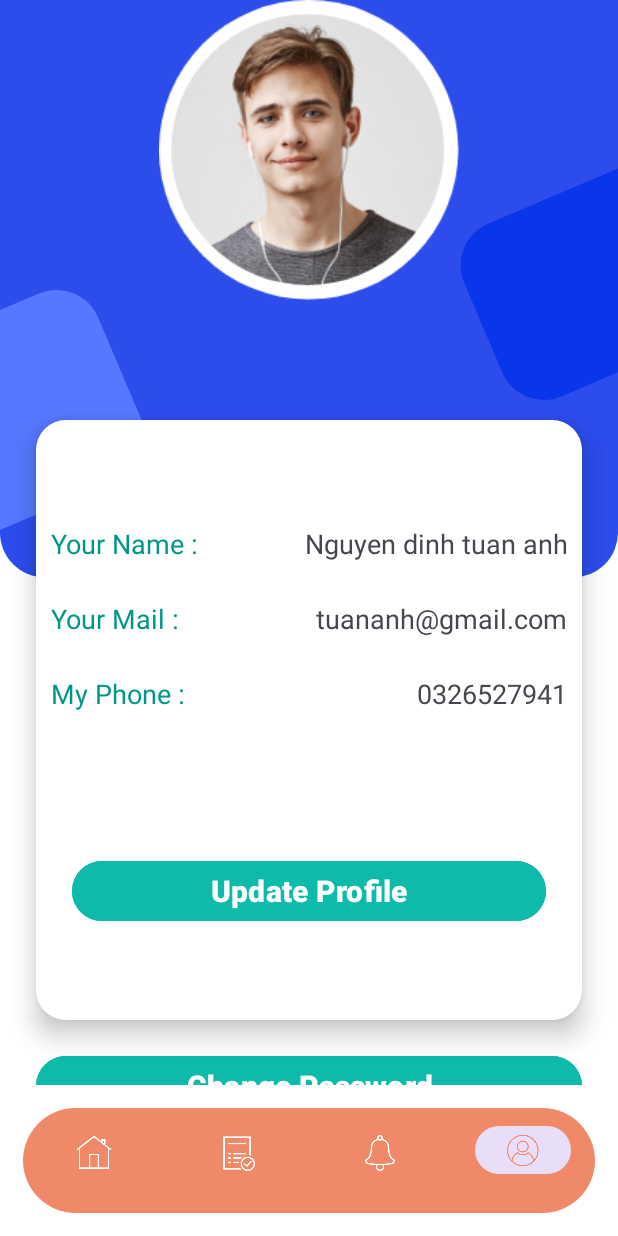
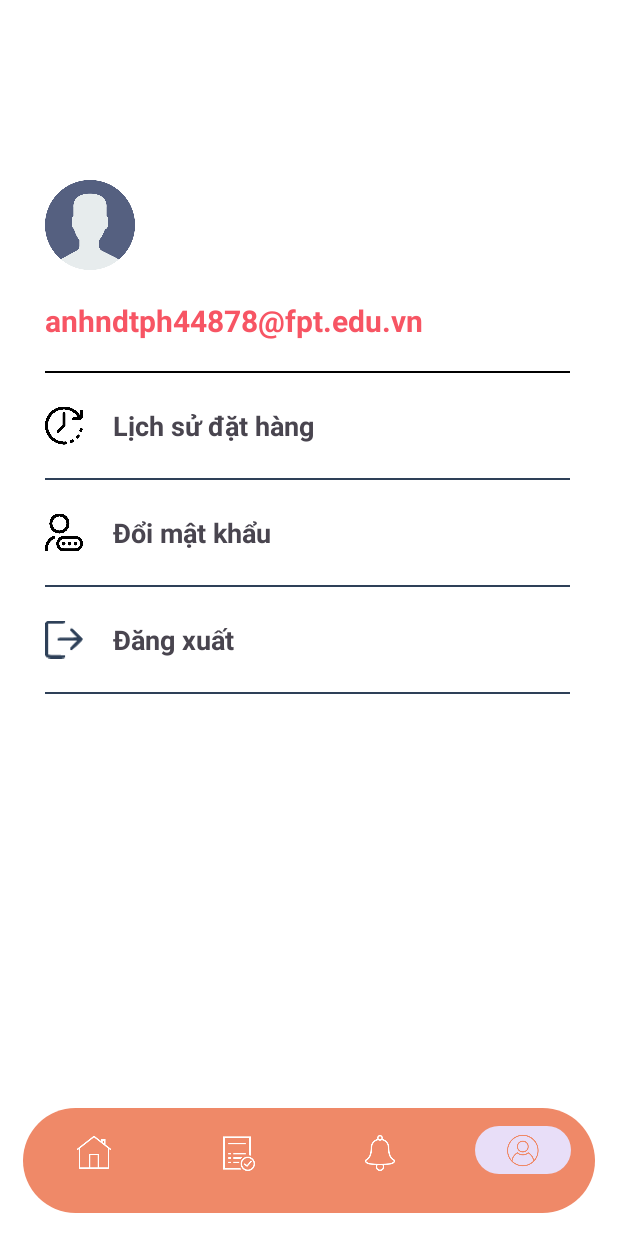
Before and after one commit to tuananhnguyendz/FastFoodie, an Android app: the screen it shows after launch (MainActivity), item 4 of the bottom bar chosen, on a phone screen of 412 x 824 dp. Run offline under Robolectric (Android 15) with nearby library versions, the phone set to English and light mode, and no system bars; pictures from the network do not load; 2 statements that could not run were skipped.

```diff
--- a/app/src/main/java/poly/duan/fastfoodie/Fragment/HomeFragment.java
+++ b/app/src/main/java/poly/duan/fastfoodie/Fragment/HomeFragment.java
@@ -20,6 +20,7 @@ import android.widget.Toast;
 import java.util.ArrayList;
 import java.util.List;
 
+import poly.duan.fastfoodie.Activity.CartActivity;
 import poly.duan.fastfoodie.Activity.IntroActivity;
 import poly.duan.fastfoodie.Adapter.BestfoodAdapter;
 import poly.duan.fastfoodie.Adapter.CategoryfoodAdapter;
@@ -88,6 +89,9 @@ public class HomeFragment extends Fragment {
 
         binding.logOut.setOnClickListener(v -> {
             getDialogOut();
+        });
+        binding.cartBtn.setOnClickListener(v -> {
+            startActivity(new Intent(getContext(), CartActivity.class));
         });
         return binding.getRoot();
     }
--- a/app/src/main/res/layout/fragment_profile.xml
+++ b/app/src/main/res/layout/fragment_profile.xml
@@ -1,163 +1,155 @@
 <?xml version="1.0" encoding="utf-8"?>
 <FrameLayout xmlns:android="http://schemas.android.com/apk/res/android"
+    xmlns:app="http://schemas.android.com/apk/res-auto"
     xmlns:tools="http://schemas.android.com/tools"
     android:layout_width="match_parent"
     android:layout_height="match_parent"
     tools:context=".Fragment.ProfileFragment">
 
-    <androidx.constraintlayout.widget.ConstraintLayout xmlns:android="http://schemas.android.com/apk/res/android"
-        xmlns:app="http://schemas.android.com/apk/res-auto"
-        xmlns:tools="http://schemas.android.com/tools"
+    <androidx.constraintlayout.widget.ConstraintLayout
         android:layout_width="match_parent"
         android:layout_height="match_parent"
         tools:context=".MainActivity">
 
-
-        <ImageView
-            android:id="@+id/imageView2"
-            android:layout_width="wrap_content"
+        <LinearLayout
+            android:layout_width="match_parent"
             android:layout_height="wrap_content"
-            android:src="@drawable/top_bcakground"
-            app:layout_constraintEnd_toEndOf="parent"
-            app:layout_constraintStart_toStartOf="parent"
-            app:layout_constraintTop_toTopOf="parent" />
-
-        <ImageView
-            android:id="@+id/imageView4"
-            android:layout_width="300dp"
-            android:layout_height="200dp"
-            android:src="@drawable/profile"
-            app:layout_constraintEnd_toEndOf="parent"
-            app:layout_constraintStart_toStartOf="parent"
-            app:layout_constraintTop_toTopOf="parent" />
-
-
-        <LinearLayout
-            android:id="@+id/linearLayout"
-            android:layout_width="match_parent"
-            android:layout_height="400dp"
-            android:layout_marginStart="24dp"
-            android:layout_marginTop="280dp"
-            android:layout_marginEnd="24dp"
-            android:background="@drawable/background_profile"
-            android:elevation="10dp"
             android:orientation="vertical"
+            android:layout_marginTop="100dp"
             app:layout_constraintEnd_toEndOf="parent"
             app:layout_constraintStart_toStartOf="parent"
             app:layout_constraintTop_toTopOf="parent">
 
-            <LinearLayout
+            <ImageView
+                android:layout_width="60dp"
+                android:layout_height="60dp"
+                android:layout_marginStart="30dp"
+                android:layout_marginTop="20dp"
+                android:src="@mipmap/user_profile" />
+
+            <TextView
                 android:layout_width="match_parent"
                 android:layout_height="wrap_content"
-                android:layout_marginStart="10dp"
-                android:layout_marginTop="60dp"
-                android:layout_marginEnd="10dp"
-                android:orientation="vertical">
+                android:layout_marginStart="30dp"
+                android:layout_marginTop="20dp"
+                android:text="anhndtph44878@fpt.edu.vn"
+                android:textColor="@color/red"
+                android:textSize="20dp"
+                android:textStyle="bold" />
+
+            <View
+                android:id="@+id/view6"
+                android:layout_width="350dp"
+                android:layout_height="1dp"
+                android:layout_gravity="center_vertical"
+                android:layout_marginStart="30dp"
+                android:layout_marginTop="20dp"
+                android:background="@color/black" />
 
             <LinearLayout
                 android:layout_width="match_parent"
                 android:layout_height="wrap_content"
+                android:layout_marginStart="30dp"
+                android:layout_marginTop="20dp"
                 android:orientation="horizontal">
 
-                    <TextView
-                        android:layout_width="match_parent"
-                        android:layout_height="40dp"
-                        android:layout_marginTop="10dp"
-                        android:layout_weight="2"
-                        android:text="Your Name :"
-                        android:textColor="#009688"
-                        android:textSize="18dp" />
+                <ImageView
+                    android:layout_width="50dp"
+                    android:layout_height="30dp"
+                    android:layout_weight="1"
+                    android:src="@mipmap/wall_clock" />
 
                 <TextView
-                        android:id="@+id/txt_name_profile"
+                    android:id="@+id/txt_order"
                     android:layout_width="match_parent"
-                        android:layout_height="40dp"
-                        android:layout_marginTop="10dp"
+                    android:layout_height="wrap_content"
+                    android:layout_gravity="center"
+                    android:layout_marginStart="20dp"
                     android:layout_weight="1"
-                        android:text="Nguyen dinh tuan anh"
-                        android:textAlignment="viewEnd"
-                        android:textSize="18dp" />
+                    android:text="Lịch sử đặt hàng"
+                    android:textSize="18dp"
+                    android:textStyle="bold" />
             </LinearLayout>
+
+            <View
+                android:id="@+id/view7"
+                android:layout_width="350dp"
+                android:layout_height="1dp"
+                android:layout_gravity="center_vertical"
+                android:layout_marginStart="30dp"
+                android:layout_marginTop="20dp"
+                android:background="@color/blue_gray" />
 
             <LinearLayout
                 android:layout_width="match_parent"
                 android:layout_height="wrap_content"
+                android:layout_marginStart="30dp"
+                android:layout_marginTop="20dp"
                 android:orientation="horizontal">
 
-                    <TextView
-                        android:layout_width="match_parent"
-                        android:layout_height="40dp"
-                        android:layout_marginTop="10dp"
-                        android:layout_weight="2"
-                        android:text="Your Mail :"
-                        android:textColor="#009688"
-                        android:textSize="18dp" />
+                <ImageView
+                    android:layout_width="50dp"
+                    android:layout_height="30dp"
+                    android:layout_weight="1"
+                    android:src="@mipmap/account" />
 
                 <TextView
-                        android:id="@+id/txt_email_profile"
+                    android:id="@+id/txt_doimk_profile"
                     android:layout_width="match_parent"
-                        android:layout_height="40dp"
-                        android:layout_marginTop="10dp"
+                    android:layout_height="wrap_content"
+                    android:layout_gravity="center"
+                    android:layout_marginStart="20dp"
                     android:layout_weight="1"
-                        android:text="tuananh@gmail.com"
-                        android:textAlignment="viewEnd"
-                        android:textSize="18dp" />
+                    android:text="Đổi mật khẩu"
+                    android:textSize="18dp"
+                    android:textStyle="bold" />
             </LinearLayout>
+
+            <View
+                android:id="@+id/view8"
+                android:layout_width="350dp"
+                android:layout_height="1dp"
+                android:layout_gravity="center_vertical"
+                android:layout_marginStart="30dp"
+                android:layout_marginTop="20dp"
+                android:background="@color/blue_gray" />
             <LinearLayout
                 android:layout_width="match_parent"
                 android:layout_height="wrap_content"
+                android:layout_marginStart="30dp"
+                android:layout_marginTop="20dp"
                 android:orientation="horizontal">
 
-                    <TextView
-                        android:layout_width="match_parent"
-                        android:layout_height="40dp"
-                        android:layout_marginTop="10dp"
-                        android:layout_weight="2"
-                        android:text="My Phone :"
-                        android:textColor="#009688"
-                        android:textSize="18dp" />
+                <ImageView
+                    android:layout_width="50dp"
+                    android:layout_height="30dp"
+                    android:layout_weight="1"
+                    android:src="@drawable/logout" />
 
                 <TextView
-                        android:id="@+id/txt_phone_profile"
-                        android:layout_width="match_parent"
-                        android:layout_height="40dp"
-                        android:layout_marginTop="10dp"
-                        android:layout_weight="1"
-                        android:text="0326527941"
-                        android:textAlignment="viewEnd"
-                        android:textSize="18dp" />
-                </LinearLayout>
-            </LinearLayout>
-            <Button
-                android:id="@+id/btn_edit_profile"
+                    android:id="@+id/txt_logOut"
                     android:layout_width="match_parent"
                     android:layout_height="wrap_content"
-                android:layout_marginStart="24dp"
-                android:layout_marginTop="80dp"
-                android:layout_marginEnd="24dp"
-                android:backgroundTint="#0EBAAA"
-                android:text="Update Profile"
-                android:textSize="20dp"
-                android:textStyle="bold"
-                app:layout_constraintEnd_toEndOf="parent"
-                app:layout_constraintStart_toStartOf="parent"
-                app:layout_constraintTop_toBottomOf="@+id/linearLayout" />
+                    android:layout_gravity="center"
+                    android:layout_marginStart="20dp"
+                    android:layout_weight="1"
+                    android:text="Đăng xuất"
+                    android:textSize="18dp"
+                    android:textStyle="bold" />
             </LinearLayout>
 
-        <Button
-            android:id="@+id/btn_edit_doimk"
-            android:layout_width="match_parent"
-            android:layout_height="wrap_content"
-            android:layout_marginStart="24dp"
+            <View
+                android:id="@+id/view9"
+                android:layout_width="350dp"
+                android:layout_height="1dp"
+                android:layout_gravity="center_vertical"
+                android:layout_marginStart="30dp"
                 android:layout_marginTop="20dp"
-            android:layout_marginEnd="24dp"
-            android:backgroundTint="#0EBAAA"
-            android:text="Change Password"
-            android:textSize="20dp"
-            android:textStyle="bold"
-            app:layout_constraintEnd_toEndOf="parent"
-            app:layout_constraintStart_toStartOf="parent"
-            app:layout_constraintTop_toBottomOf="@+id/linearLayout" />
+                android:background="@color/blue_gray" />
+        </LinearLayout>
+
+
+
     </androidx.constraintlayout.widget.ConstraintLayout>
 
 </FrameLayout>
```
Also changed, not shown: app/src/main/java/poly/duan/fastfoodie/Activity/CartActivity.java (+9 -1 lines), app/src/main/java/poly/duan/fastfoodie/Adapter/CartAdapter.java (+23 -8 lines), app/src/main/java/poly/duan/fastfoodie/Fragment/ProfileFragment.java (+35 -2 lines), app/src/main/res/layout/activity_cart.xml (+9 -65 lines), app/src/main/res/layout/activity_cart_adapter.xml (deleted, +0 -9 lines), app/src/main/res/drawable-hdpi/wall_clock.png (added), app/src/main/res/mipmap-hdpi/account.png (added), app/src/main/res/mipmap-hdpi/user_profile.png (added), app/src/main/res/mipmap-hdpi/wall_clock.png (added). Lines whose indentation alone changed are shown as unchanged.
